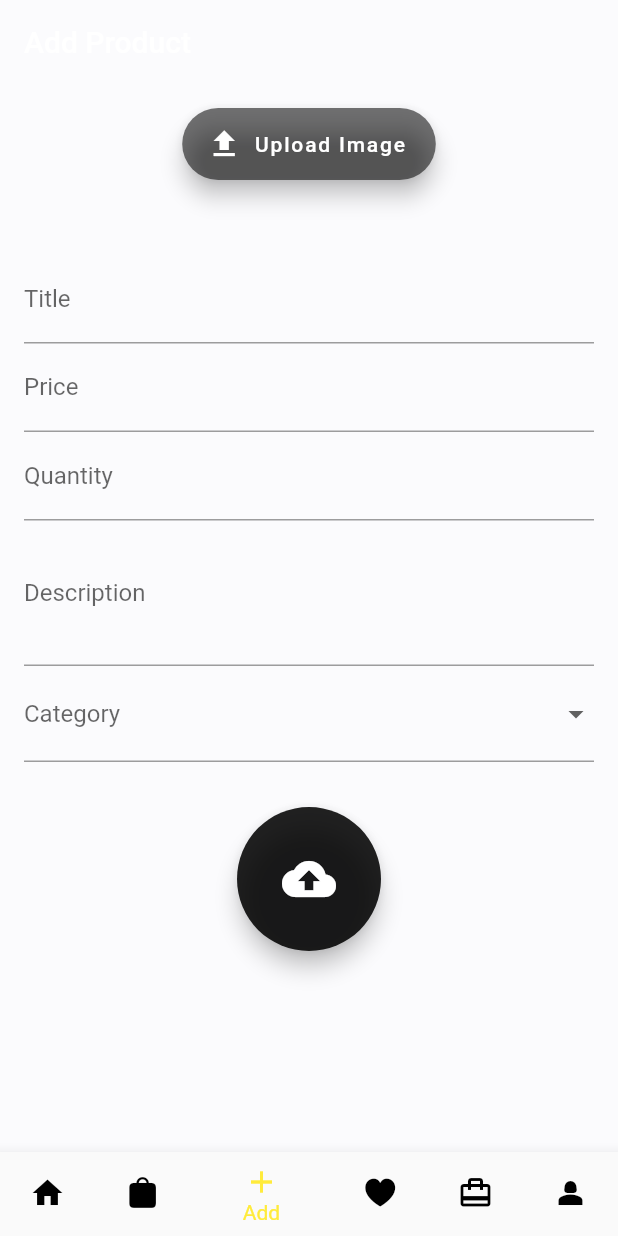
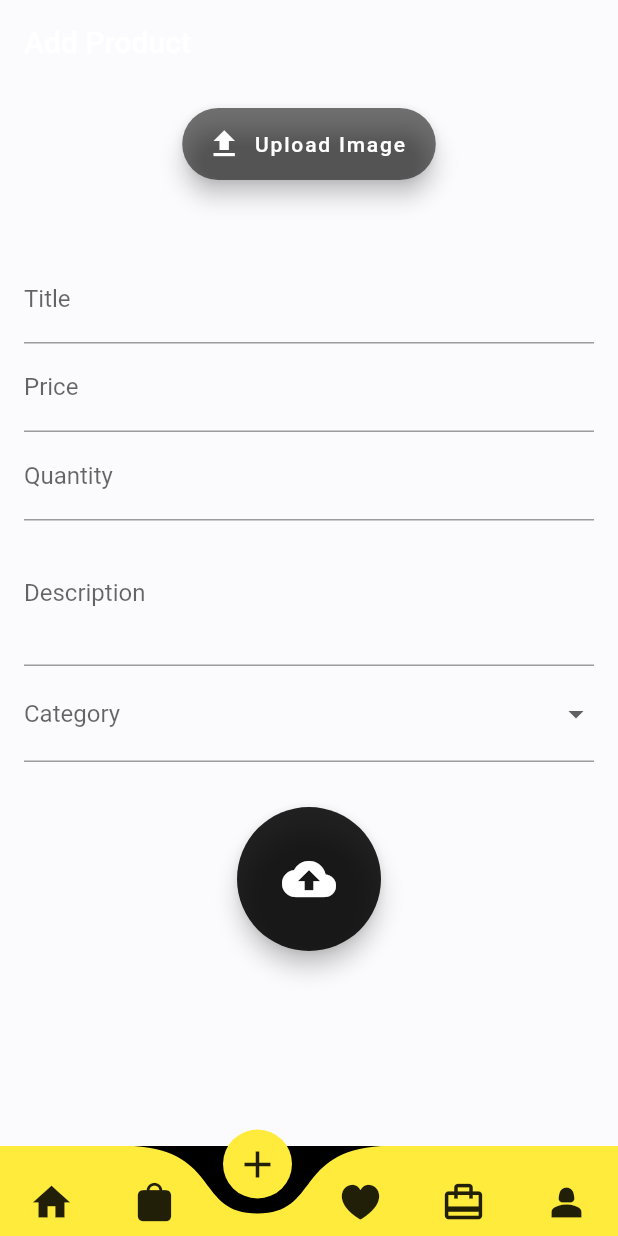
Before and after one commit to austinjb32/rent_2_go, a Flutter app: the MyHomePage screen opened directly, item 3 of the bottom bar chosen, on a phone screen of 412 x 824 dp. Run offline on Flutter 3.47's test engine with Material 2 defaults, Android fonts, the phone set to English and light mode, and no system bars; drawn by our look-alikes of curved_navigation_bar; our stand-ins replace cloud_firestore, firebase_auth, firebase_core, firebase_storage, flutter_svg, image_picker; accounts and stored records are empty; Roboto replaces fonts that are missing (Gordita); project files that could hold a hidden picture were left out.

Commit message:
Fifth Commit

```diff
--- a/lib/HomePage.dart
+++ b/lib/HomePage.dart
@@ -1,5 +1,6 @@
 import 'package:flutter/cupertino.dart';
 import 'package:flutter/material.dart';
+import 'package:curved_navigation_bar/curved_navigation_bar.dart';
 import 'package:rent_2_go/add_products.dart';
 import 'package:rent_2_go/constants.dart';
 import 'package:rent_2_go/favourites.dart';
@@ -30,47 +31,29 @@ class _MyHomePageState extends State<MyHomePage> {
     ProfilePage()
   ];
 
-  void _onTabTapped(int index) {
-    setState(() {
-      _currentIndex = index;
-    });
-  }
-
   @override
   Widget build(BuildContext context) {
     return Scaffold(
       body: _pages[_currentIndex],
-      bottomNavigationBar: BottomNavigationBar(
-        selectedItemColor: Colors.yellow,
-        unselectedItemColor: Colors.black,
+      bottomNavigationBar: CurvedNavigationBar(
         backgroundColor: Colors.black,
-        currentIndex: _currentIndex,
-        onTap: _onTabTapped,
-        items: const <BottomNavigationBarItem>[
-          BottomNavigationBarItem(
-            icon: Icon(Icons.home),
-            label: 'Home',
-          ),
-          BottomNavigationBarItem(
-            icon: Icon(CupertinoIcons.bag_fill),
-            label: 'Your Products',
-          ),
-          BottomNavigationBarItem(
-            icon: Icon(Icons.add),
-            label: 'Add',
-          ),
-          BottomNavigationBarItem(
-            icon: Icon(CupertinoIcons.heart_fill),
-            label: 'Favourites',
-          ),
-          BottomNavigationBarItem(
-            icon: Icon(Icons.card_travel),
-            label: 'Cart',
-          ),
-          BottomNavigationBarItem(
-            icon: Icon(Icons.person_2),
-            label: 'Profile',
-          ),
+        color: Colors.yellow,
+        buttonBackgroundColor: Colors.yellow,
+        height: 60,
+        animationDuration: Duration(milliseconds: 200),
+        index: _currentIndex,
+        onTap: (index) {
+          setState(() {
+            _currentIndex = index;
+          });
+        },
+        items: const <Widget>[
+          Icon(Icons.home, size: 30),
+          Icon(CupertinoIcons.bag_fill, size: 30),
+          Icon(Icons.add, size: 30),
+          Icon(CupertinoIcons.heart_fill, size: 30),
+          Icon(Icons.card_travel, size: 30),
+          Icon(Icons.person_2, size: 30),
         ],
       ),
     );
--- a/lib/models/pro.dart
+++ b/lib/models/pro.dart
@@ -163,7 +163,7 @@ class ProductCard extends StatelessWidget {
                   product.imageSmall,
                   width: 100,
                   height: 100,
-                  fit: BoxFit.cover,
+                  fit: BoxFit.fill,
                 ),
               ),
             ),
--- a/lib/screens/home/components/categories.dart
+++ b/lib/screens/home/components/categories.dart
@@ -27,6 +27,26 @@ List<Category> demoCategories = [
     icon: "assets/icons/Filter.svg",
     title: "Books",
   ),
+  Category(
+    icon: "assets/icons/Filter.svg",
+    title: "Cars",
+  ),
+  Category(
+    icon: "assets/icons/Filter.svg",
+    title: "Cars",
+  ),
+  Category(
+    icon: "assets/icons/Filter.svg",
+    title: "Cars",
+  ),
+  Category(
+    icon: "assets/icons/Filter.svg",
+    title: "Cars",
+  ),
+  Category(
+    icon: "assets/icons/Filter.svg",
+    title: "Cars",
+  ),
 ];
 
 class Categories extends StatefulWidget {
@@ -48,7 +68,9 @@ class _CategoriesState extends State<Categories> {
 
   @override
   Widget build(BuildContext context) {
-    return Row(
+    return SingleChildScrollView(
+      scrollDirection: Axis.horizontal,
+      child: Row(
         mainAxisAlignment: MainAxisAlignment.spaceBetween,
         crossAxisAlignment: CrossAxisAlignment.start,
         children: List.generate(
@@ -63,6 +85,7 @@ class _CategoriesState extends State<Categories> {
             child: CategoryCard(
               category: widget.categories[index],
               isSelected: _selectedIndex == index,
+            ),
           ),
         ),
       ),
--- a/pubspec.yaml
+++ b/pubspec.yaml
@@ -45,6 +45,7 @@ dependencies:
   firebase_storage: ^11.2.3
   image: ^4.0.17
   path_provider: ^2.0.15
+  curved_navigation_bar: ^1.0.3
 
 dev_dependencies:
   flutter_test:
```
Also changed, not shown: pubspec.lock. Lines whose indentation alone changed are shown as unchanged.
